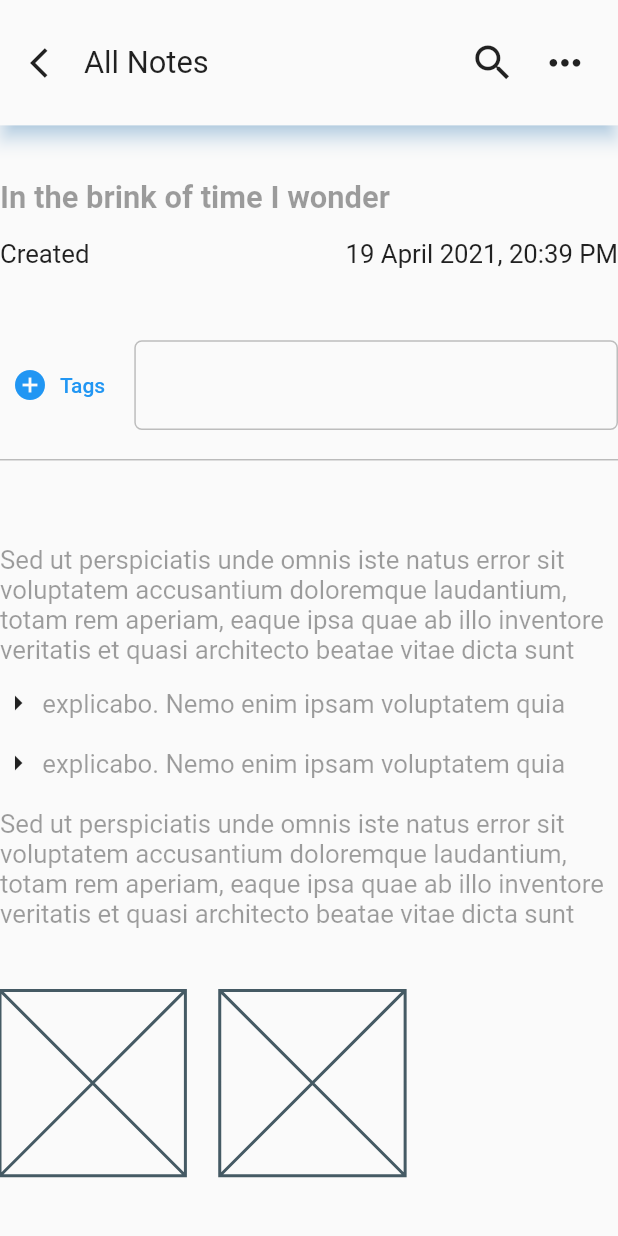
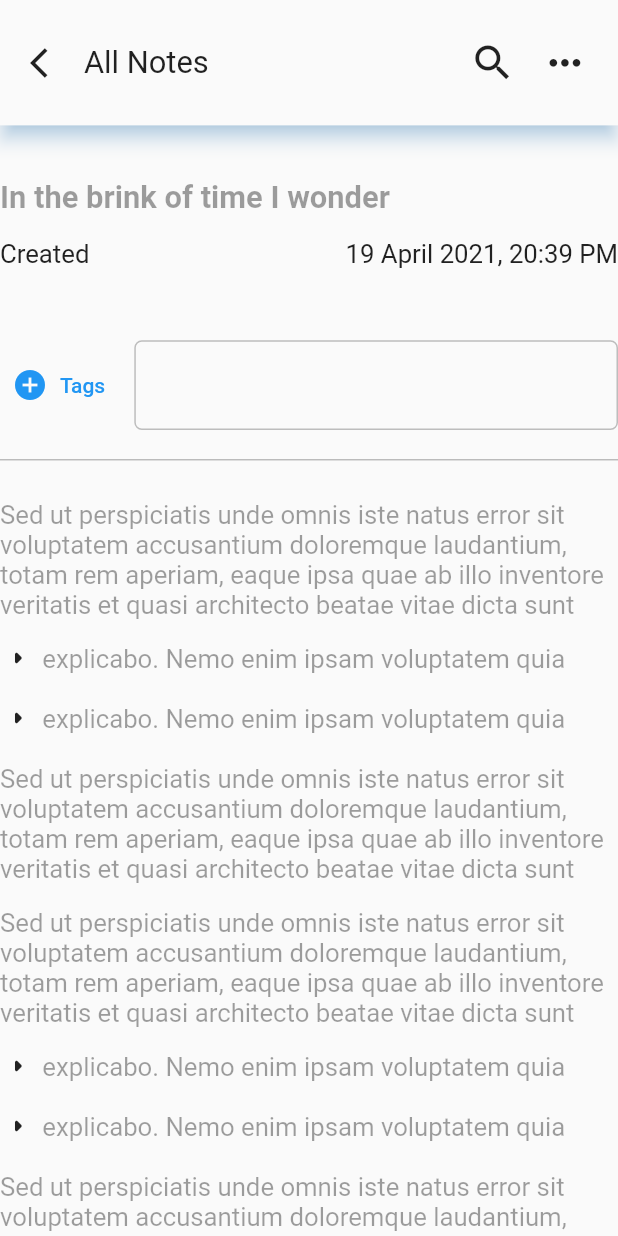
Before and after one commit to colabra1000/noter, a Flutter app: the screen it shows after launch, on a phone screen of 412 x 824 dp. Run offline on Flutter 3.47's test engine with Material 2 defaults, Android fonts, the phone set to English and light mode, and no system bars; our stand-ins replace auto_route, bloc, dartz, equatable, flutter_bloc, flutter_screenutil and 2 more.

Commit message:
backup to github

```diff
--- a/lib/application/notes/editor/editor_state.dart
+++ b/lib/application/notes/editor/editor_state.dart
@@ -2,7 +2,9 @@ part of 'editor_bloc.dart';
 
 @freezed
 class EditorState with _$EditorState {
-  const factory EditorState({required EditorType editorType}) = _EditorState;
+  const factory EditorState({
+    required EditorType editorType,
+  }) = _EditorState;
 
   factory EditorState.initial() =>
       const EditorState(editorType: EditorType.none());
--- a/lib/application/notes/note_editor/bloc/note_editor_bloc.dart
+++ b/lib/application/notes/note_editor/bloc/note_editor_bloc.dart
@@ -1,18 +1,41 @@
 import 'package:bloc/bloc.dart';
-import 'package:flutter/material.dart';
+import 'package:dartz/dartz.dart';
 import 'package:freezed_annotation/freezed_annotation.dart';
 import 'package:kt_dart/kt.dart';
 import 'package:noter/domain/core/value_objects.dart';
-import 'package:noter/domain/notes/note.dart';
 import 'package:noter/domain/notes/value_objects.dart';
-import 'package:noter/presentation/notes/widgets/note_body.dart';
+import 'package:noter/presentation/notes/misc/data_representation.dart';
 
 part 'note_editor_event.dart';
 part 'note_editor_state.dart';
 part 'note_editor_bloc.freezed.dart';
 
 class NoteEditorBloc extends Bloc<NoteEditorEvent, NoteEditorState> {
-  KtList<NoteItem> noteBody = KtList.from([
+  KtList<NoteItem> allNoteItems = KtList.from([
+    NoteString("Sed ut perspiciatis unde omnis iste natus"
+        " error sit voluptatem accusantium"
+        " doloremque laudantium, totam rem aperiam,"
+        " eaque ipsa quae ab illo inventore veritatis"
+        " et quasi architecto beatae vitae dicta sunt"),
+    NoteBullet(" explicabo. Nemo enim ipsam voluptatem quia"),
+    NoteBullet(" explicabo. Nemo enim ipsam voluptatem quia"),
+    NoteString("Sed ut perspiciatis unde omnis iste natus"
+        " error sit voluptatem accusantium"
+        " doloremque laudantium, totam rem aperiam,"
+        " eaque ipsa quae ab illo inventore veritatis"
+        " et quasi architecto beatae vitae dicta sunt"),
+    NoteString("Sed ut perspiciatis unde omnis iste natus"
+        " error sit voluptatem accusantium"
+        " doloremque laudantium, totam rem aperiam,"
+        " eaque ipsa quae ab illo inventore veritatis"
+        " et quasi architecto beatae vitae dicta sunt"),
+    NoteBullet(" explicabo. Nemo enim ipsam voluptatem quia"),
+    NoteBullet(" explicabo. Nemo enim ipsam voluptatem quia"),
+    NoteString("Sed ut perspiciatis unde omnis iste natus"
+        " error sit voluptatem accusantium"
+        " doloremque laudantium, totam rem aperiam,"
+        " eaque ipsa quae ab illo inventore veritatis"
+        " et quasi architecto beatae vitae dicta sunt"),
     NoteString("Sed ut perspiciatis unde omnis iste natus"
         " error sit voluptatem accusantium"
         " doloremque laudantium, totam rem aperiam,"
@@ -30,26 +53,64 @@ class NoteEditorBloc extends Bloc<NoteEditorEvent, NoteEditorState> {
   NoteEditorBloc() : super(NoteEditorState.initial()) {
     on<NoteEditorEvent>((event, emit) {
       event.map(
-          started: (event) {
-            emit(NoteEditorState(noteItem: noteBody));
-          },
-          noteFieldChanged: (event) {
-            noteBody = noteBody.map((noteItem) {
-              if (noteItem.uniqueId.value == event.noteItemId.value) {
-                if (noteItem is NoteString) {
-                  return NoteString(event.noteBody);
-                } else if (noteItem is NoteBullet) {
-                  return NoteBullet(event.noteBody);
-                }
-              }
-              return noteItem;
+        started: (event) {
+          emit(state.copyWith(allNoteItems: allNoteItems));
+        },
+        saveNoteItemEvent: (event) {},
+        currentStateSavedEvent: (event) {
+          emit(state.copyWith(focusedNoteItemPayload: optionOf(event.payload)));
+          // emit(state.copyWith())
+        },
+        newBulletAddedEvent: (event) {
+          //if it exists
+          state.focusedNoteItemPayload.map((focusedNoteItemPayload) {
+            focusedNoteItemPayload.map(noteBody: (noteBody) {
+              // List<NoteItem> allNoteItemDartList =  allNoteItems.();
+              // int notePosition = allNoteItemDartList.indexWhere((noteItem) =>
+              //     noteItem.uniqueId == focusedNoteItemPayload.uniqueId);
+
+              KtMutableList<NoteItem> allNoteMutableItems =
+                  state.allNoteItems.toMutableList();
+              int notePosition = allNoteMutableItems.indexOfFirst(
+                  (p0) => p0.uniqueId == focusedNoteItemPayload.uniqueId);
+
+              //split the notePayload
+              String payload = focusedNoteItemPayload.payload;
+              NoteItem left = NoteBullet(
+                  payload.substring(0, focusedNoteItemPayload.cursorPosition));
+              NoteItem right = NoteBullet(payload.substring(
+                  focusedNoteItemPayload.cursorPosition, payload.length));
+
+              allNoteMutableItems.addAllAt(notePosition, listOf(left, right));
+
+              print("zen");
+              emit(state.copyWith(allNoteItems: allNoteMutableItems));
             });
 
-            emit(state.copyWith(noteItem: noteBody));
-            print(event.noteBody);
-            // print(event.cursorPosition);
-          },
-          focusChangedEvent: (_FocusChangedEvent value) {});
+            // if (a is NoteItemPayload) {
+            //   String payload = a.noteBody;
+            //   String left = payload.substring(0, a.cursorPosition);
+            //   String right =
+            //       payload.substring(a.cursorPosition, a.noteBody.length);
+
+            //   List<NoteItem> allNoteItemDartList = allNoteItems.asList();
+            //   int index = allNoteItemDartList
+            //       .indexWhere((element) => element.uniqueId == a.uniqueId);
+
+            //   allNoteItemDartList.removeAt(index);
+            //   // allNoteItemDartList.insert(index, )
+
+            //   print(right);
+            //   print(left);
+            // }
+          });
+
+          //find the note using unnique id,
+          //split the note
+          //and add them back to the array
+          //observe what happens
+        },
+      );
     });
   }
 }
--- a/lib/application/notes/note_editor/bloc/note_editor_event.dart
+++ b/lib/application/notes/note_editor/bloc/note_editor_event.dart
@@ -4,15 +4,26 @@ part of 'note_editor_bloc.dart';
 class NoteEditorEvent with _$NoteEditorEvent {
   const factory NoteEditorEvent.started() = _Started;
 
-  const factory NoteEditorEvent.focusChangedEvent({
-    required TextEditingController textController,
-    required UniqueId noteItemId,
-    required FocusNode focusNode,
-  }) = _FocusChangedEvent;
+  const factory NoteEditorEvent.saveNoteItemEvent({
+    required UniqueId id,
+    required String payload,
+  }) = _SaveNoteItemEvent;
 
-  const factory NoteEditorEvent.noteFieldChanged({
-    required String noteBody,
-    required int cursorPosition,
-    required UniqueId noteItemId,
-  }) = _NoteFieldChanged;
+  const factory NoteEditorEvent.currentStateSavedEvent({
+    required NoteItemPayload payload,
+  }) = _CurrentStateSavedEvent;
+
+  const factory NoteEditorEvent.newBulletAddedEvent() = _NewBulletAddedEvent;
+
+  // const factory NoteEditorEvent.focusChangedEvent({
+  //   required TextEditingController textController,
+  //   required UniqueId noteItemId,
+  //   required FocusNode focusNode,
+  // }) = _FocusChangedEvent;
+
+  // const factory NoteEditorEvent.noteFieldChanged({
+  //   required String noteBody,
+  //   required int cursorPosition,
+  //   required UniqueId noteItemId,
+  // }) = _NoteFieldChanged;
 }
--- a/lib/application/notes/note_editor/bloc/note_editor_state.dart
+++ b/lib/application/notes/note_editor/bloc/note_editor_state.dart
@@ -3,10 +3,14 @@ part of 'note_editor_bloc.dart';
 @freezed
 class NoteEditorState with _$NoteEditorState {
   const factory NoteEditorState({
-    required KtList<NoteItem> noteItem,
+    required KtList<NoteItem> allNoteItems,
+    required Option<NoteItemPayload> focusedNoteItemPayload,
   }) = _NoteEditorState;
 
-  factory NoteEditorState.initial() => NoteEditorState(noteItem: emptyList());
+  factory NoteEditorState.initial() => NoteEditorState(
+        allNoteItems: emptyList(),
+        focusedNoteItemPayload: const None(),
+      );
 
   // const factory NoteEditorState.initial() = _Initial;
 }
--- /dev/null
+++ b/lib/presentation/notes/misc/data_representation.dart
@@ -0,0 +1,16 @@
+import 'package:freezed_annotation/freezed_annotation.dart';
+import 'package:noter/domain/core/value_objects.dart';
+
+part 'data_representation.freezed.dart';
+
+// abstract class PayloadRepresentation {
+
+// }
+
+@freezed
+abstract class NoteItemPayload implements _$NoteItemPayload {
+  const factory NoteItemPayload.noteBody(
+      {required UniqueId uniqueId,
+      required String payload,
+      required int cursorPosition}) = _NoteBody;
+}
--- a/lib/presentation/notes/note_form/create_note_page.dart
+++ b/lib/presentation/notes/note_form/create_note_page.dart
@@ -22,6 +22,8 @@ class _CreateNotePageState extends State<CreateNotePage> {
   final double noteTagsHeight = 80.h;
   final double expandedTagsPanelHeight = 260.h;
   final double expandedTitlePanelHeight = 260.h;
+  final double appBarHeight = 70.h;
+
   final ScrollController scrollController = ScrollController();
 
   @override
@@ -46,13 +48,16 @@ class _CreateNotePageState extends State<CreateNotePage> {
                   crossAxisAlignment: CrossAxisAlignment.start,
                   children: [
                     SizedBox(
-                      height: 70.h,
+                      height: appBarHeight,
                       child: TopBuilder(
                         editing: state.editorType != const EditorType.none(),
                       ),
                     ),
                     Expanded(
                       child: SingleChildScrollView(
+                        physics: state.editorType == const EditorType.noteBody()
+                            ? const NeverScrollableScrollPhysics()
+                            : const BouncingScrollPhysics(),
                         child: Column(
                           children: [
                             const NoteTitle(),
@@ -69,7 +74,7 @@ class _CreateNotePageState extends State<CreateNotePage> {
                                 child: NoteTags(),
                               ),
                             ),
-                            NoteBody(),
+                            NoteBody(appBarHeight: appBarHeight),
                           ],
                         ),
                       ),
--- a/lib/presentation/notes/widgets/note_body.dart
+++ b/lib/presentation/notes/widgets/note_body.dart
@@ -2,43 +2,56 @@ import 'package:flutter/cupertino.dart';
 import 'package:flutter/material.dart';
 import 'package:flutter_bloc/flutter_bloc.dart';
 import 'package:flutter_screenutil/flutter_screenutil.dart';
+import 'package:kt_dart/kt.dart';
 import 'package:noter/application/notes/editor/editor_bloc.dart';
 import 'package:noter/application/notes/note_editor/bloc/note_editor_bloc.dart';
 import 'package:noter/domain/core/value_objects.dart';
-import 'package:noter/domain/notes/note.dart';
 import 'package:noter/domain/notes/value_objects.dart';
 import 'package:noter/presentation/core/globalWidgets/text_styles.dart';
+import 'package:noter/presentation/notes/misc/data_representation.dart';
 import 'package:noter/presentation/notes/widgets/x_icon_button.dart';
-import 'package:noter/presentation/notes/widgets/x_text_editor.dart';
 
-class NoteBody extends StatelessWidget {
-  NoteBody({Key? key}) : super(key: key);
+class NoteBody extends StatefulWidget {
+  final double appBarHeight;
+  const NoteBody({Key? key, required this.appBarHeight}) : super(key: key);
 
-//   @override
-//   State<NoteBody> createState() => _NoteBodyState();
-// }
+  @override
+  State<NoteBody> createState() => _NoteBodyState();
+}
 
-// class _NoteBodyState extends State<NoteBody> {
-  final TextEditingController noteTextController = TextEditingController();
-
-  final String noteBodyContent = "-----123456789kl\n\n"
-      "Lorem ipsumkl dolor sit amet, -----**consectetur adipiscing ;;xkppy;; elit."
-      "Vivamus volutpat sodales libero -----at molestie. Aenean maximus laoreet"
-      " libero, id ultrices enim. Nam ut diam sit amet arcu aliquam vehicula."
-      " Aliquam non rhoncus mauris. Ut in felis blandit, malesuada sem vel,";
+class _NoteBodyState extends State<NoteBody> {
+  KtList<Widget> noteItemList = emptyList();
 
   @override
   Widget build(BuildContext context) {
-    noteTextController.text = noteBodyContent;
-
-    bool isEditing = BlocProvider.of<EditorBloc>(context).state.editorType ==
-        const EditorType.noteBody();
-
+    return BlocBuilder<EditorBloc, EditorState>(
+      buildWhen: (previous, current) =>
+          (previous.editorType == const EditorType.none() &&
+              current.editorType == const EditorType.noteBody()) ||
+          (previous.editorType == const EditorType.noteBody() &&
+              current.editorType == const EditorType.none()) ||
+          previous.editorType == const EditorType.none(),
+      builder: (context, state) {
+        bool isEditing = state.editorType == const EditorType.noteBody();
         return BlocProvider(
             create: (context) =>
                 NoteEditorBloc()..add(const NoteEditorEvent.started()),
-        child: BlocBuilder<NoteEditorBloc, NoteEditorState>(
+            child: BlocConsumer<NoteEditorBloc, NoteEditorState>(
+              listener: (context, state) {
+                noteItemList = state.allNoteItems.map(
+                    (p0) => _constructNoteBody(context: context, noteItem: p0));
+              },
+              listenWhen: (previous, current) {
+                return previous.allNoteItems.size != current.allNoteItems.size;
+                // a new tag is added
+              },
+              // buildWhen: (previous, current) =>
+              //     previous.allNoteItems != current.allNoteItems,
               builder: (context, state) {
+                // if(isEditing){
+                //   return SizedBox()
+                // }
+
                 return GestureDetector(
                     onLongPress: () {
                       BlocProvider.of<EditorBloc>(context)
@@ -46,42 +59,82 @@ class NoteBody extends StatelessWidget {
                     },
                     child: Stack(
                       children: [
-                    _noteBodyBuilder(context: context, isEditing: isEditing),
+                        _determineSize(
+                            isEditing: isEditing,
+                            children: noteItemList.asList()),
+                        // _noteBodyBuilder(
+                        //     context: context, isEditing: isEditing),
                         _noteBodyOptionsBuilder(
                             context: context, isEditing: isEditing),
                       ],
                     ));
               },
             ));
+      },
+    );
+  }
+
+  Widget _determineSize(
+      {required bool isEditing, required List<Widget> children}) {
+    // if (!isEditing) {
+    //   return ListView(
+    //     physics: const NeverScrollableScrollPhysics(),
+    //     shrinkWrap: true,
+    //     children: children,
+    //   );
+    // } else {
+    // return Column(
+    //   children: children,
+    // );
+    // }
+
+    if (!isEditing) {
+      return Column(
+        children: children,
+      );
+    } else {
+      return SizedBox(
+        height: 1.sh - widget.appBarHeight,
+        child: SingleChildScrollView(
+          child: Column(children: [
+            SizedBox(
+              height: 20.h,
+            ),
+            ...children,
+            SizedBox(
+              height: 0.h,
+            )
+          ]),
+        ),
+      );
+    }
   }
 
   _noteBodyOptionsBuilder(
       {required BuildContext context, required bool isEditing}) {
     return Visibility(
       visible: isEditing,
+      child: Container(
+        padding: const EdgeInsets.all(20.0),
         child: Align(
           alignment: Alignment.topRight,
           child: Row(
             mainAxisSize: MainAxisSize.min,
             children: [
               XIconButton(
-              onPressed: () {
-                // final ra = noteBodyContent.indexOf("kl");
-                // final j1 = noteBodyContent.substring(0, ra);
-                // final j2 = noteBodyContent[ra + 1];
-                final j2 = noteBodyContent.split("-----");
-
-                // print(j1);
-                print(j2);
-              },
+                onPressed: () {},
                 icon: const Icon(Icons.image),
               ),
               XIconButton(
-              onPressed: () {},
+                onPressed: () {
+                  BlocProvider.of<NoteEditorBloc>(context)
+                      .add(const NoteEditorEvent.newBulletAddedEvent());
+                },
                 icon: const Icon(CupertinoIcons.list_bullet),
               ),
               XIconButton(
                   onPressed: () {
+                    FocusScope.of(context).unfocus();
                     BlocProvider.of<EditorBloc>(context)
                         .add(const EditorEvent.closeAnyEditor());
                   },
@@ -89,25 +142,27 @@ class NoteBody extends StatelessWidget {
             ],
           ),
         ),
+      ),
     );
   }
 
   Widget _noteBodyBuilder(
       {required BuildContext context, required bool isEditing}) {
-    final state = BlocProvider.of<NoteEditorBloc>(context).state;
-
     return Column(
       crossAxisAlignment: CrossAxisAlignment.start,
       children: [
         const SizedBox(height: 30),
-        ListView.builder(
-          shrinkWrap: true,
-          itemBuilder: (context, i) {
-            return _constructNoteBody(
-                context: context, noteItem: state.noteItem[i]);
-          },
-          itemCount: state.noteItem.size,
+        Column(
+          children: noteItemList.asList(),
         ),
+        // ListView(
+        //   shrinkWrap: true,
+        //   children: noteItemList.asList(),
+        //   // itemBuilder: (context, i) {
+        //   //   return noteItemList
+        //   // },
+        //   // itemCount: state.noteItem.size,
+        // ),
         // NoteTextEditor(
         //     textEditingController: noteTextController, isEditing: isEditing),
         SizedBox(height: 30.h),
@@ -130,25 +185,34 @@ class NoteBody extends StatelessWidget {
 
   Widget _constructNoteBody(
       {required BuildContext context, required NoteItem noteItem}) {
-    final bool isEditing =
-        BlocProvider.of<EditorBloc>(context).state.editorType ==
-            const EditorType.noteBody();
-
     if (noteItem is NoteString) {
       return noteItem.value.fold(
         (l) => Text("error", style: mediumText.copyWith(color: dangerColor)),
         (r) {
           FocusNode focusNode = FocusNode();
-          focusNode.addListener(() {
-            if (focusNode.hasFocus) {
-              // print(noteItem.uniqueId.value);
-            }
-          });
+          TextEditingController textEditingController =
+              TextEditingController(text: r);
+          focusNode.addListener(() => focusChanged(
+              context: context,
+              textEditingController: textEditingController,
+              noteItemId: noteItem.uniqueId,
+              focusNode: focusNode));
+          return BlocBuilder<EditorBloc, EditorState>(
+            key: UniqueKey(),
+            buildWhen: (previous, current) =>
+                (previous.editorType == const EditorType.none() &&
+                    current.editorType == const EditorType.noteBody()) ||
+                (previous.editorType == const EditorType.noteBody() &&
+                    current.editorType == const EditorType.none()) ||
+                previous.editorType == const EditorType.none(),
+            builder: (context, state) {
               return NoteTextEditor(
+                uniqueId: noteItem.uniqueId,
                 focusNode: focusNode,
-            text: r,
-            isEditing: isEditing,
-            noteItemId: noteItem.uniqueId,
+                textEditingController: textEditingController,
+                isEditing: state.editorType == const EditorType.noteBody(),
+              );
+            },
           );
         },
       );
@@ -159,24 +223,34 @@ class NoteBody extends StatelessWidget {
         (f) => const Text("error"),
         (r) {
           FocusNode focusNode = FocusNode();
-          focusNode.addListener(() {
-            if (focusNode.hasFocus) {
-              // print(noteItem.uniqueId.value);
-            }
-          });
+          TextEditingController textEditingController =
+              TextEditingController(text: r);
+
+          focusNode.addListener(() => focusChanged(
+              context: context,
+              textEditingController: textEditingController,
+              noteItemId: noteItem.uniqueId,
+              focusNode: focusNode));
+          //put a listener here which can have access to both the text focus
+          return BlocBuilder<EditorBloc, EditorState>(
+            key: UniqueKey(),
+            builder: (context, state) {
               return Row(
-            mainAxisSize: MainAxisSize.max,
+                mainAxisSize: MainAxisSize.min,
                 children: [
-              const Icon(Icons.arrow_right),
-              Flexible(
+                  const Icon(Icons.arrow_right_rounded),
+                  Expanded(
                     child: NoteTextEditor(
+                      uniqueId: noteItem.uniqueId,
                       focusNode: focusNode,
-                  isEditing: isEditing,
-                  text: r,
-                  noteItemId: noteItem.uniqueId,
+                      textEditingController: textEditingController,
+                      isEditing:
+                          state.editorType == const EditorType.noteBody(),
                     ),
                   ),
                 ],
+              );
+            },
           );
         },
       );
@@ -187,43 +261,50 @@ class NoteBody extends StatelessWidget {
 
   focusChanged(
       {required BuildContext context,
-      required TextEditingController textController,
+      required TextEditingController textEditingController,
       required UniqueId noteItemId,
       required FocusNode focusNode}) {
+    if (focusNode.hasFocus) {
       BlocProvider.of<NoteEditorBloc>(context).add(
-        NoteEditorEvent.focusChangedEvent(
-            textController: textController,
-            noteItemId: noteItemId,
-            focusNode: focusNode));
+        NoteEditorEvent.currentStateSavedEvent(
+          payload: NoteItemPayload.noteBody(
+            uniqueId: noteItemId,
+            payload: textEditingController.text,
+            cursorPosition: textEditingController.selection.base.offset,
+          ),
+        ),
+      );
+    }
   }
 }
 
 class NoteTextEditor extends StatelessWidget {
   final bool isEditing;
-  final String text;
+  final UniqueId uniqueId;
   final FocusNode focusNode;
-  final UniqueId noteItemId;
   final TextEditingController textEditingController;
-  NoteTextEditor(
+  const NoteTextEditor(
       {Key? key,
-      required this.text,
+      required this.uniqueId,
       required this.focusNode,
-      required this.noteItemId,
-      required this.isEditing})
-      : textEditingController = TextEditingController(text: text),
-        super(key: key);
+      required this.isEditing,
+      required this.textEditingController})
+      : super(key: key);
 
   @override
   Widget build(BuildContext context) {
     return TextField(
       focusNode: focusNode,
       onChanged: (String value) {
-        // int cursorPosition = textEditingController.selection.base.offset;
-        // print(cursorPosition);
-        // int cursorPosition =TextSelection.fromPosition(TextPosition(offset: controller.text.length));
         BlocProvider.of<NoteEditorBloc>(context).add(
-            NoteEditorEvent.noteFieldChanged(
-                cursorPosition: 0, noteItemId: noteItemId, noteBody: value));
+          NoteEditorEvent.currentStateSavedEvent(
+            payload: NoteItemPayload.noteBody(
+              uniqueId: uniqueId,
+              payload: textEditingController.text,
+              cursorPosition: textEditingController.selection.base.offset,
+            ),
+          ),
+        );
       },
       minLines: 1,
       maxLines: 20,
```
Also changed, not shown: lib/application/notes/note_editor/bloc/note_editor_bloc.freezed.dart, lib/presentation/notes/misc/data_representation.freezed.dart (added). Lines whose indentation alone changed are shown as unchanged.
